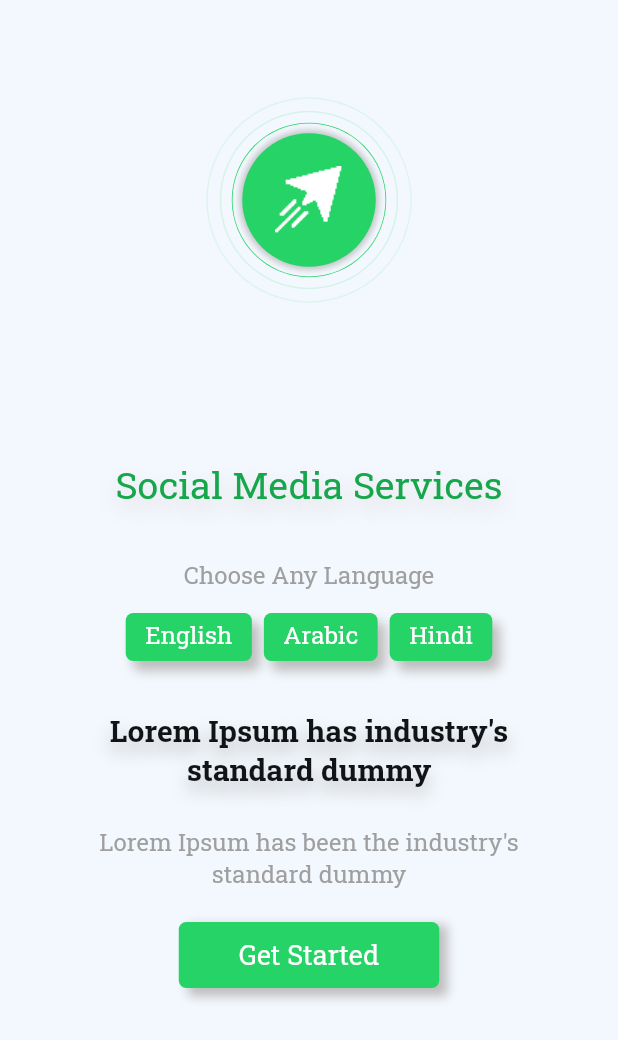
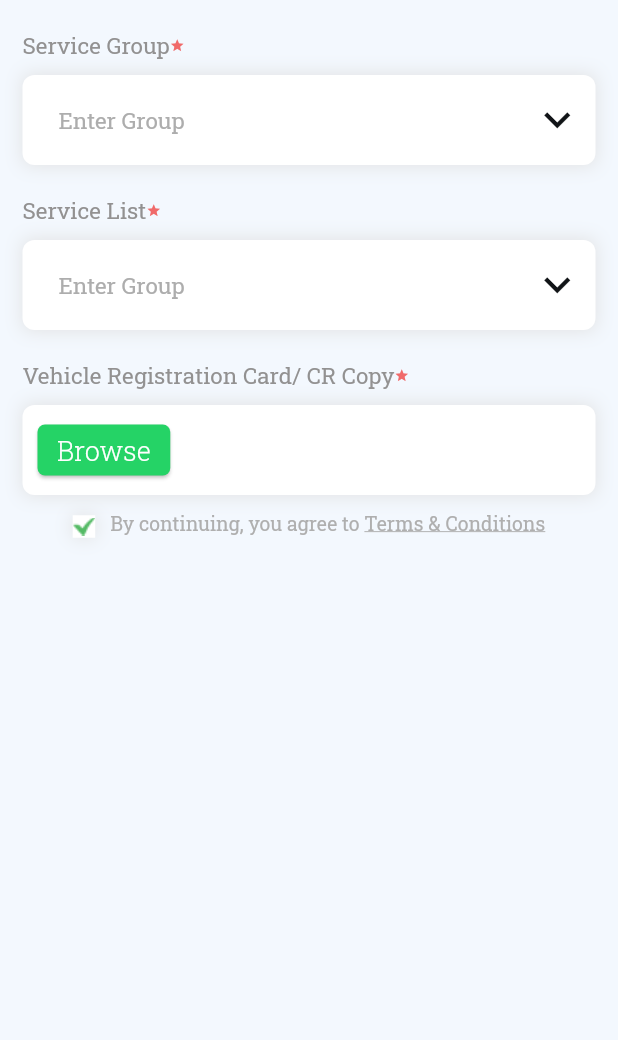
Before and after one commit to salahvk/tuw_service, a Flutter app: the screen it shows after launch, on a phone screen of 412 x 824 dp. Shown: the top 1040 px of the screen. Run offline on Flutter 3.47's test engine with Material 2 defaults, Android fonts, the light colour scheme and no system bars; drawn by our look-alikes of dropdown_button2; our stand-ins replace font_awesome_flutter, google_fonts, google_nav_bar, image_picker, pinput.

Commit message:
Registration page created

```diff
--- a/lib/components/color_manager.dart
+++ b/lib/components/color_manager.dart
@@ -18,4 +18,8 @@ class ColorManager {
   static const lightGreen = Color(0xff20c976);
   static const darkGreen = Color(0xff091c23);
   static const indicatorBorGreen = Color(0xff204428);
+
+  // * Service Home color
+
+  static const serviceHomeGrey = Color(0xff6e6e6e);
 }
--- a/lib/controllers/controllers.dart
+++ b/lib/controllers/controllers.dart
@@ -1,3 +1,8 @@
 import 'package:flutter/cupertino.dart';
 
+TextEditingController nameController = TextEditingController();
 TextEditingController dateController = TextEditingController();
+TextEditingController countryController = TextEditingController();
+TextEditingController regionController = TextEditingController();
+TextEditingController stateController = TextEditingController();
+TextEditingController aboutController = TextEditingController();
--- a/lib/main.dart
+++ b/lib/main.dart
@@ -1,7 +1,7 @@
 import 'package:flutter/material.dart';
 import 'package:social_media_services/components/routes_manager.dart';
 import 'package:social_media_services/components/theme_manager.dart';
-import 'package:social_media_services/screens/introduction_screen.dart';
+import 'package:social_media_services/screens/choose_service_page.dart';
 
 void main() {
   runApp(const MyApp());
@@ -16,9 +16,9 @@ class MyApp extends StatelessWidget {
       title: 'Social Media Services',
       debugShowCheckedModeBanner: false,
       theme: getApplicationTheme(context).copyWith(useMaterial3: true),
-      home: const IntroductionScreen(),
       initialRoute: Routes.introductionScreen,
       onGenerateRoute: RouteGenerator.getRoute,
+      home: const ChooseServicePage(),
     );
   }
 }
--- a/lib/screens/OTP_screen.dart
+++ b/lib/screens/OTP_screen.dart
@@ -3,7 +3,7 @@ import 'package:pinput/pinput.dart';
 import 'package:social_media_services/components/color_manager.dart';
 import 'package:social_media_services/components/styles_manager.dart';
 import 'package:social_media_services/utils/pinTheme.dart';
-import 'package:social_media_services/screens/profile_screen.dart';
+import 'package:social_media_services/screens/edit_profile_screen.dart';
 import 'package:social_media_services/widgets/introduction_logo.dart';
 import 'package:social_media_services/widgets/terms_and_condition.dart';
 
@@ -96,7 +96,7 @@ class _OTPscreenState extends State<OTPscreen> {
                   style: ElevatedButton.styleFrom(elevation: 0),
                   onPressed: () {
                     Navigator.push(context, MaterialPageRoute(builder: (ctx) {
-                      return const ProfileDetailsPage();
+                      return const EditProfileScreen();
                     }));
                   },
                   child: Text(
--- /dev/null
+++ b/lib/screens/choose_service_page.dart
@@ -0,0 +1,257 @@
+import 'package:dropdown_button2/dropdown_button2.dart';
+import 'package:flutter/material.dart';
+import 'package:social_media_services/components/color_manager.dart';
+import 'package:social_media_services/components/styles_manager.dart';
+import 'package:social_media_services/widgets/terms_and_condition.dart';
+import 'package:social_media_services/widgets/title_widget.dart';
+
+class ChooseServicePage extends StatefulWidget {
+  const ChooseServicePage({Key? key}) : super(key: key);
+
+  @override
+  State<ChooseServicePage> createState() => _ChooseServicePageState();
+}
+
+class _ChooseServicePageState extends State<ChooseServicePage> {
+  String? selectedValue;
+
+  @override
+  Widget build(BuildContext context) {
+    final size = MediaQuery.of(context).size;
+    final List<String> items = [
+      'Item1',
+      'Item2',
+      'Item3',
+      'Item4',
+    ];
+    return Scaffold(
+      body: SafeArea(
+        child: Padding(
+          padding: const EdgeInsets.fromLTRB(15, 0, 15, 0),
+          child: Column(
+            crossAxisAlignment: CrossAxisAlignment.start,
+            children: [
+              Padding(
+                padding: const EdgeInsets.fromLTRB(0, 20, 0, 0),
+                child: Row(
+                  children: const [
+                    TitleWidget(name: 'Service Group'),
+                    Icon(
+                      Icons.star_outlined,
+                      size: 10,
+                      color: ColorManager.errorRed,
+                    )
+                  ],
+                ),
+              ),
+              Padding(
+                padding: const EdgeInsets.fromLTRB(0, 10, 0, 0),
+                child: Container(
+                  decoration: BoxDecoration(
+                    boxShadow: [
+                      BoxShadow(
+                        blurRadius: 10.0,
+                        color: Colors.grey.shade300,
+                        // offset: const Offset(5, 8.5),
+                      ),
+                    ],
+                  ),
+                  child: Container(
+                    width: size.width,
+                    decoration: BoxDecoration(
+                        color: ColorManager.whiteColor,
+                        borderRadius: BorderRadius.circular(8)),
+                    child: Padding(
+                      padding: const EdgeInsets.fromLTRB(0, 10, 0, 10),
+                      child: DropdownButtonHideUnderline(
+                        child: DropdownButton2(
+                          icon: const Icon(
+                            Icons.keyboard_arrow_down,
+                            size: 35,
+                            color: ColorManager.black,
+                          ),
+                          hint: Text('Enter Group',
+                              style: getRegularStyle(
+                                  color:
+                                      const Color.fromARGB(255, 173, 173, 173),
+                                  fontSize: 15)),
+                          items: items
+                              .map((item) => DropdownMenuItem<String>(
+                                    value: item,
+                                    child: Text(item,
+                                        style: getRegularStyle(
+                                            color: ColorManager.black,
+                                            fontSize: 15)),
+                                  ))
+                              .toList(),
+                          value: selectedValue,
+                          onChanged: (value) {
+                            setState(() {
+                              selectedValue = value as String;
+                            });
+                          },
+                          buttonHeight: 40,
+                          // buttonWidth: 140,
+                          itemHeight: 40,
+                          buttonPadding: const EdgeInsets.fromLTRB(12, 0, 8, 0),
+                          // dropdownWidth: size.width,
+                          itemPadding: const EdgeInsets.fromLTRB(12, 0, 12, 0),
+                        ),
+                      ),
+                    ),
+                  ),
+                ),
+              ),
+              Padding(
+                padding: const EdgeInsets.fromLTRB(0, 20, 0, 0),
+                child: Row(
+                  children: const [
+                    TitleWidget(name: 'Service List'),
+                    Icon(
+                      Icons.star_outlined,
+                      size: 10,
+                      color: ColorManager.errorRed,
+                    )
+                  ],
+                ),
+              ),
+              Padding(
+                padding: const EdgeInsets.fromLTRB(0, 10, 0, 0),
+                child: Container(
+                  decoration: BoxDecoration(
+                    boxShadow: [
+                      BoxShadow(
+                        blurRadius: 10.0,
+                        color: Colors.grey.shade300,
+                        // offset: const Offset(5, 8.5),
+                      ),
+                    ],
+                  ),
+                  child: Container(
+                    height: 60,
+                    width: size.width,
+                    decoration: BoxDecoration(
+                        color: ColorManager.whiteColor,
+                        borderRadius: BorderRadius.circular(8)),
+                    child: Padding(
+                      padding: const EdgeInsets.fromLTRB(0, 10, 0, 10),
+                      child: DropdownButtonHideUnderline(
+                        child: DropdownButton2(
+                          icon: const Icon(
+                            Icons.keyboard_arrow_down,
+                            size: 35,
+                            color: ColorManager.black,
+                          ),
+                          hint: Text('Enter Group',
+                              style: getRegularStyle(
+                                  color:
+                                      const Color.fromARGB(255, 173, 173, 173),
+                                  fontSize: 15)),
+                          items: items
+                              .map((item) => DropdownMenuItem<String>(
+                                    value: item,
+                                    child: Text(item,
+                                        style: getRegularStyle(
+                                            color: ColorManager.black,
+                                            fontSize: 15)),
+                                  ))
+                              .toList(),
+                          value: selectedValue,
+                          onChanged: (value) {
+                            setState(() {
+                              selectedValue = value as String;
+                            });
+                          },
+                          buttonHeight: 40,
+                          // buttonWidth: 140,
+                          itemHeight: 40,
+                          buttonPadding: const EdgeInsets.fromLTRB(12, 0, 8, 0),
+                          // dropdownWidth: size.width,
+                          itemPadding: const EdgeInsets.fromLTRB(12, 0, 12, 0),
+                        ),
+                      ),
+                    ),
+                  ),
+                ),
+              ),
+              Padding(
+                padding: const EdgeInsets.fromLTRB(0, 20, 0, 0),
+                child: Row(
+                  children: const [
+                    TitleWidget(name: 'Vehicle Registration Card/ CR Copy'),
+                    Icon(
+                      Icons.star_outlined,
+                      size: 10,
+                      color: ColorManager.errorRed,
+                    )
+                  ],
+                ),
+              ),
+              Padding(
+                padding: const EdgeInsets.fromLTRB(0, 10, 0, 0),
+                child: Container(
+                  decoration: BoxDecoration(
+                    boxShadow: [
+                      BoxShadow(
+                        blurRadius: 10.0,
+                        color: Colors.grey.shade300,
+                        // offset: const Offset(5, 8.5),
+                      ),
+                    ],
+                  ),
+                  child: Container(
+                    width: size.width,
+                    height: 60,
+                    decoration: BoxDecoration(
+                        color: ColorManager.whiteColor,
+                        borderRadius: BorderRadius.circular(8)),
+                    child: Row(
+                      children: [
+                        Padding(
+                          padding: const EdgeInsets.fromLTRB(10, 13, 10, 13),
+                          child: ElevatedButton(
+                              style: ElevatedButton.styleFrom(
+                                  padding:
+                                      const EdgeInsets.fromLTRB(13, 0, 13, 0)),
+                              onPressed: () {},
+                              child: Text("Browse",
+                                  style: getLightStyle(
+                                      color: ColorManager.whiteText,
+                                      fontSize: 18))),
+                        ),
+                      ],
+                    ),
+                  ),
+                ),
+              ),
+              Row(
+                mainAxisAlignment: MainAxisAlignment.center,
+                children: [
+                  Container(
+                    width: 15,
+                    height: 15,
+                    decoration: BoxDecoration(
+                      color: ColorManager.whiteColor,
+                      boxShadow: [
+                        BoxShadow(
+                          blurRadius: 10.0,
+                          color: Colors.grey.shade300,
+                          // offset: const Offset(5, 8.5),
+                        ),
+                      ],
+                    ),
+                    child: Image.asset('assets/tick_mark.png'),
+                  ),
+                  const Padding(
+                    padding: EdgeInsets.fromLTRB(10, 10, 0, 0),
+                    child: TermsAndCondition(),
+                  ),
+                ],
+              )
+            ],
+          ),
+        ),
+      ),
+    );
+  }
+}
--- a/pubspec.yaml
+++ b/pubspec.yaml
@@ -38,6 +38,8 @@ dependencies:
   pinput: ^2.2.12
   google_nav_bar: ^5.0.6
   font_awesome_flutter: ^10.1.0
+  image_picker: ^0.8.5+3
+  dropdown_button2: ^1.7.2
 
 dev_dependencies:
   flutter_test:
```
Also changed, not shown: lib/components/routes_manager.dart (+6 -2 lines), lib/model/genderClass.dart (+4 -4 lines), lib/screens/edit_profile_screen.dart (renamed from lib/screens/profile_screen.dart, +16 -43 lines), lib/screens/home_page.dart (+10 -3 lines), lib/screens/profile_page.dart (added, +64 -0 lines), lib/screens/serviceHome.dart (+71 -4 lines), lib/widgets/customized_drawer.dart (+6 -4 lines), lib/widgets/profile_image.dart (added, +94 -0 lines), lib/widgets/profile_tile_widget.dart (added, +38 -0 lines), assets/circle-photo1.png (added), assets/tick_mark.png (added), pubspec.lock.
